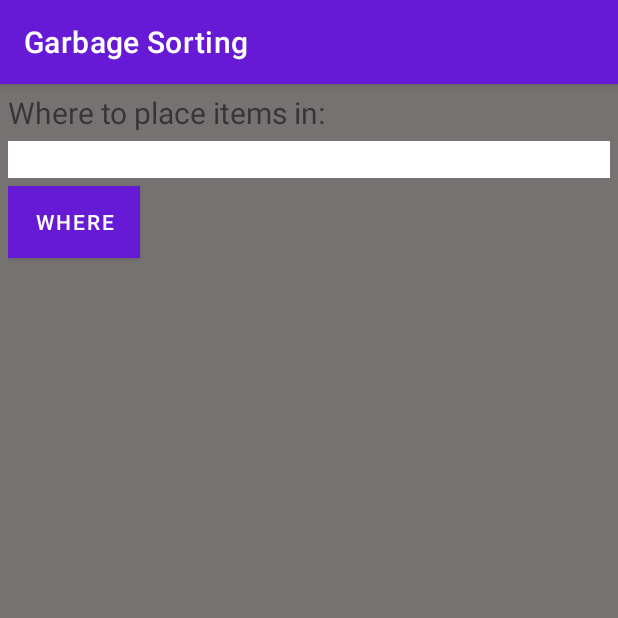
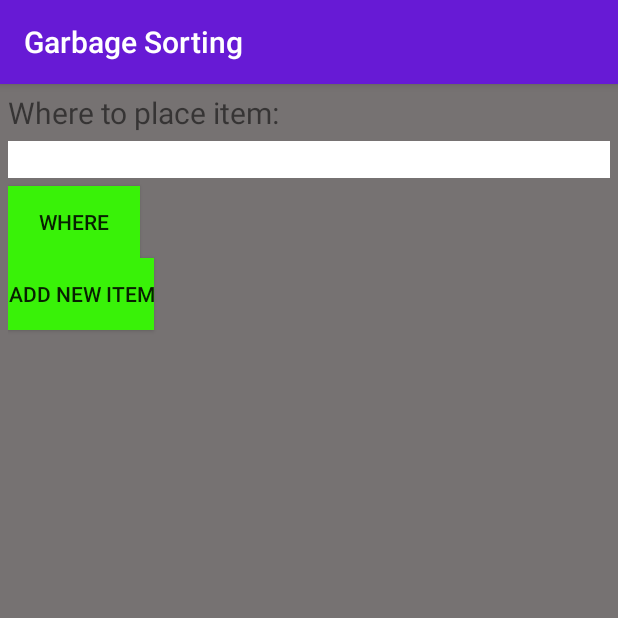
Before and after one commit to NimsaJ150/GarbageSorting, an Android app: the screen it shows after launch (MainActivity), on a phone screen of 412 x 824 dp, the top half of it. Run offline under Robolectric (Android 15) with nearby library versions, the phone set to English and light mode, and no system bars.

Commit message:
Workplan Week 2

```diff
--- a/app/src/main/java/dk/itu/garbagesorting/ItemsDB.java
+++ b/app/src/main/java/dk/itu/garbagesorting/ItemsDB.java
@@ -5,37 +5,49 @@ import java.util.List;
 import java.util.Objects;
 
 public class ItemsDB {
-    private List<Item> ItemsDB= new ArrayList<>();
+    private static ItemsDB sItemsDB;
+    private List<Item> itemsDB = new ArrayList<>();
 
-    public ItemsDB() { }
+    private ItemsDB() {
+        fillItemsDB();
+    }
+
+    public static void initialize() {
+        if (sItemsDB == null) sItemsDB = new ItemsDB();
+    }
+
+    public static ItemsDB get() {
+        if (sItemsDB == null) throw new IllegalStateException("ItemsDB must be initialized");
+        return sItemsDB;
+    }
 
     public String listItems() {
-        String r= "";
-        for(Item i: ItemsDB)
-            r= r+"\n Buy " + i.toString();
+        String r = "";
+        for (Item i : itemsDB)
+            r = r + "\n Buy " + i.toString();
         return r;
     }
 
-    public void addItem(String what, String where){
-        ItemsDB.add(new Item(what, where));
+    public void addItem(String what, String where) {
+        itemsDB.add(new Item(what, where));
     }
 
     public void fillItemsDB() {
-        ItemsDB.add(new Item("coffee", "Food"));
-        ItemsDB.add(new Item("carrots", "Food"));
-        ItemsDB.add(new Item("milk carton", "Food"));
-        ItemsDB.add(new Item("bread", "Food"));
-        ItemsDB.add(new Item("butter", "Food"));
-        ItemsDB.add(new Item("cheese", "Food"));
-        ItemsDB.add(new Item("soup can", "Metal"));
-        ItemsDB.add(new Item("plastic bag", "Plastic"));
+        itemsDB.add(new Item("coffee", "Food"));
+        itemsDB.add(new Item("carrots", "Food"));
+        itemsDB.add(new Item("milk carton", "Food"));
+        itemsDB.add(new Item("bread", "Food"));
+        itemsDB.add(new Item("butter", "Food"));
+        itemsDB.add(new Item("cheese", "Food"));
+        itemsDB.add(new Item("soup can", "Metal"));
+        itemsDB.add(new Item("plastic bag", "Plastic"));
     }
 
     public String getItemWhere(String item) {
         // loop over all items in the db
-        for (Item i: ItemsDB) {
+        for (Item i : itemsDB) {
             // check if "what" of the item matches
-            if(Objects.equals(i.getWhat(), item)) {
+            if (Objects.equals(i.getWhat(), item)) {
                 // return the "where" value
                 return i.getWhere();
             }
--- a/app/src/main/java/dk/itu/garbagesorting/MainActivity.java
+++ b/app/src/main/java/dk/itu/garbagesorting/MainActivity.java
@@ -2,6 +2,7 @@ package dk.itu.garbagesorting;
 
 import androidx.appcompat.app.AppCompatActivity;
 
+import android.content.Intent;
 import android.graphics.Color;
 import android.os.Bundle;
 import android.view.View;
@@ -12,7 +13,7 @@ import android.widget.TextView;
 public class MainActivity extends AppCompatActivity {
 
     // Model: Database of items
-    private ItemsDB itemsDB;
+    private static ItemsDB itemsDB;
 
     @Override
     protected void onCreate(Bundle savedInstanceState) {
@@ -20,14 +21,14 @@ public class MainActivity extends AppCompatActivity {
         setContentView(R.layout.activity_main);
 
         // define items
-        itemsDB = new ItemsDB();
-        itemsDB.fillItemsDB();
+        ItemsDB.initialize();
+        itemsDB = ItemsDB.get();
 
         // define text input
-        EditText insert_item= findViewById(R.id.insert_item);
+        EditText insert_item = findViewById(R.id.insert_item);
 
-        // define on Click activity
-        Button whereItem= findViewById(R.id.where_button);
+        // define WHERE on Click activity
+        Button whereItem = findViewById(R.id.where_button);
         whereItem.setOnClickListener(new View.OnClickListener() {
             @Override
             public void onClick(View view) {
@@ -39,5 +40,15 @@ public class MainActivity extends AppCompatActivity {
                 insert_item.append(String.format(" should be placed in: %s", item_where));
             }
         });
+
+        // define ADD ITEM on Click activity
+        Button addItem = findViewById(R.id.add_button);
+        addItem.setOnClickListener(new View.OnClickListener() {
+            @Override
+            public void onClick(View view) {
+                Intent intent = new Intent(MainActivity.this, AddItemActivity.class);
+                startActivity(intent);
+            }
+        });
     }
 }
--- a/app/src/main/res/layout/activity_main.xml
+++ b/app/src/main/res/layout/activity_main.xml
@@ -29,7 +29,16 @@
         android:id="@+id/where_button"
         android:layout_height="wrap_content"
         android:layout_width="wrap_content"
-        android:layout_gravity="left"
+        android:layout_gravity="start"
         android:background="#39f208"
         android:text="@string/where_button" />
+
+    <!-- Add item button -->
+    <Button
+        android:id="@+id/add_button"
+        android:layout_height="wrap_content"
+        android:layout_width="wrap_content"
+        android:layout_gravity="start"
+        android:background="#39f208"
+        android:text="@string/add_button" />
 </LinearLayout>
--- a/app/src/main/res/values/strings.xml
+++ b/app/src/main/res/values/strings.xml
@@ -1,5 +1,9 @@
 <resources>
     <string name="app_name">Garbage Sorting</string>
-    <string name="explain_text">Where to place items in:</string>
+    <string name="explain_text">Where to place item:</string>
     <string name="where_button">Where</string>
+    <string name="what_item">What item? </string>
+    <string name="where">Where?</string>
+    <string name="add_button">Add new item</string>
+    <string name="empty_toast">Please type something in the what and where fields</string>
 </resources>
--- a/app/src/main/res/values/themes.xml
+++ b/app/src/main/res/values/themes.xml
@@ -1,6 +1,6 @@
 <resources xmlns:tools="http://schemas.android.com/tools">
     <!-- Base application theme. -->
-    <style name="Theme.GarbageSorting" parent="Theme.MaterialComponents.DayNight.DarkActionBar">
+    <style name="Theme.GarbageSorting" parent="Theme.AppCompat.DayNight.DarkActionBar">
         <!-- Primary brand color. -->
         <item name="colorPrimary">#671AD5</item>
         <item name="colorPrimaryVariant">@color/purple_700</item>
```
Also changed, not shown: app/src/main/AndroidManifest.xml (+7 -0 lines), app/src/main/java/dk/itu/garbagesorting/AddItemActivity.java (added, +46 -0 lines), app/src/main/res/layout/activity_add_item.xml (added, +62 -0 lines).
